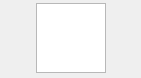
First picture: the form in src/MEGASync/stalled_issues/gui/win/StalledIssueActionTitle.ui, repository meganz/MEGAsync, before the edit.
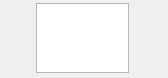
Second picture: the form after the edit. Custom widgets are drawn as their Qt base class.

Commit message: Minor fixes: 1) Child delegates sizes fixed 2) When checking "similar issues", check if these issues are exactly the same

What changed in the file:
```diff
--- a/src/MEGASync/stalled_issues/gui/win/StalledIssueActionTitle.ui
+++ b/src/MEGASync/stalled_issues/gui/win/StalledIssueActionTitle.ui
@@ -6,8 +6,8 @@
    <rect>
     <x>0</x>
     <y>0</y>
-    <width>141</width>
-    <height>58</height>
+    <width>168</width>
+    <height>78</height>
    </rect>
   </property>
   <property name="sizePolicy">
@@ -16,6 +16,12 @@
     <verstretch>0</verstretch>
    </sizepolicy>
   </property>
+  <property name="minimumSize">
+   <size>
+    <width>0</width>
+    <height>0</height>
+   </size>
+  </property>
   <property name="windowTitle">
    <string notr="true"/>
   </property>
@@ -166,7 +172,7 @@
              <verstretch>0</verstretch>
             </sizepolicy>
            </property>
-           <layout class="QHBoxLayout" name="horizontalLayout_3" stretch="1,0,1">
+           <layout class="QHBoxLayout" name="horizontalLayout_3" stretch="1,0">
             <property name="spacing">
              <number>8</number>
             </property>
@@ -260,26 +266,10 @@
               </layout>
              </widget>
             </item>
-            <item>
-             <spacer name="horizontalSpacer">
-              <property name="orientation">
-               <enum>Qt::Horizontal</enum>
-              </property>
-              <property name="sizeType">
-               <enum>QSizePolicy::Expanding</enum>
-              </property>
-              <property name="sizeHint" stdset="0">
-               <size>
-                <width>5</width>
-                <height>20</height>
-               </size>
-              </property>
-             </spacer>
-            </item>
             <item>
              <widget class="QWidget" name="messageContainer" native="true">
               <property name="sizePolicy">
-               <sizepolicy hsizetype="Expanding" vsizetype="Preferred">
+               <sizepolicy hsizetype="Preferred" vsizetype="Preferred">
                 <horstretch>0</horstretch>
                 <verstretch>0</verstretch>
                </sizepolicy>
@@ -300,6 +290,20 @@
                <property name="bottomMargin">
                 <number>0</number>
                </property>
+               <item>
+                <widget class="QLabel" name="iconLabel">
+                 <property name="text">
+                  <string/>
+                 </property>
+                </widget>
+               </item>
+               <item>
+                <widget class="QLabel" name="messageLabel">
+                 <property name="text">
+                  <string/>
+                 </property>
+                </widget>
+               </item>
               </layout>
              </widget>
             </item>
```
Left out of the diff: 2 changed lines with no effect on the pictures. The commit also changes 12 other files.
